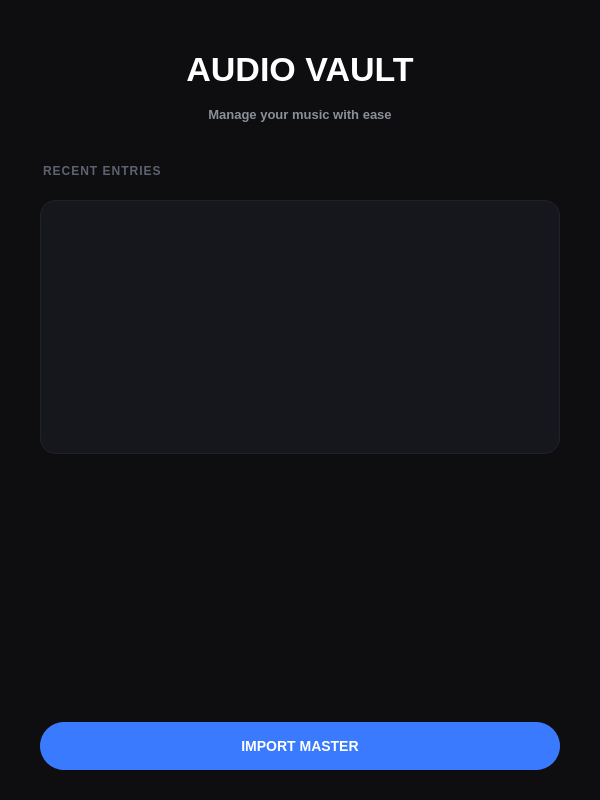
Above: src/audio_vault/ui/view/main_window.ui from ohSystemmm/audio-vault before the change. Below: the same form after it.
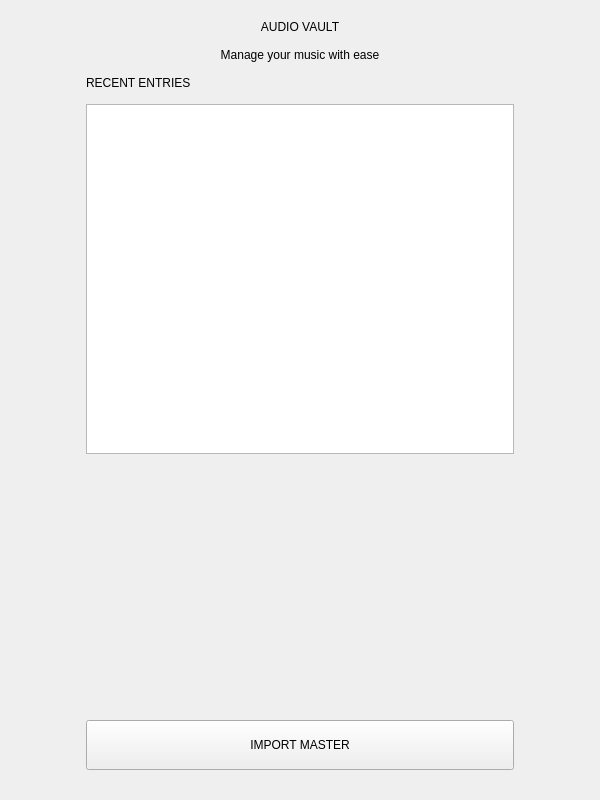
That is the form after the change.

Commit message: Responsive UI, Outsourced CSS

The edit to the form file:
```diff
--- a/src/audio_vault/ui/view/main_window.ui
+++ b/src/audio_vault/ui/view/main_window.ui
@@ -21,126 +21,44 @@
   <property name="windowTitle">
    <string>Audio Vault</string>
   </property>
-
-  <property name="styleSheet">
-   <string notr="true">
-
-/* ================= MAIN WINDOW ================= */
-QMainWindow {
-    background-color: #0E0E11;
-}
-
-QWidget {
-    font-family: "Segoe UI";
-}
-
-/* ================= TITLE ================= */
-#lb_title {
-    font-size: 34px;
-    font-weight: 800;
-    color: #FFFFFF;
-    margin-top: 30px;
-    margin-bottom: 4px;
-}
-
-/* ================= SUBTITLE ================= */
-#lb_subtitle {
-    font-size: 13px;
-    font-weight: 500;
-    color: #8A8F98;
-    margin-bottom: 28px;
-}
-
-/* ================= SECTION LABEL ================= */
-#lb_recent {
-    font-size: 12px;
-    font-weight: 600;
-    color: #5C6270;
-    letter-spacing: 1px;
-    margin-bottom: 8px;
-}
-
-/* ================= LIST ================= */
-#listWidget {
-    background-color: #15171C;
-    border: 1px solid #1F222A;
-    border-radius: 16px;
-    padding: 8px;
-    color: #C8CCD4;
-    outline: none;
-}
-
-#listWidget::item {
-    padding: 16px;
-    border-radius: 10px;
-}
-
-#listWidget::item:hover {
-    background-color: #1D2128;
-}
-
-#listWidget::item:selected {
-    background-color: #3A7AFE;
-    color: white;
-}
-
-/* ================= SCROLLBAR ================= */
-QScrollBar:vertical {
-    background: transparent;
-    width: 6px;
-    margin: 6px 0 6px 0;
-}
-
-QScrollBar::handle:vertical {
-    background: #2A2E36;
-    border-radius: 3px;
-}
-
-QScrollBar::add-line:vertical,
-QScrollBar::sub-line:vertical {
-    height: 0px;
-}
-
-/* ================= BUTTON ================= */
-#btn_import {
-    background-color: #3A7AFE;
-    color: white;
-    border-radius: 24px;
-    padding: 16px;
-    font-size: 14px;
-    font-weight: 700;
-}
-
-#btn_import:hover {
-    background-color: #5B8CFF;
-}
-
-#btn_import:pressed {
-    background-color: #2F66E0;
-}
-
-   </string>
-  </property>
-
   <widget class="QWidget" name="centralwidget">
-   <layout class="QVBoxLayout" name="mainLayout">
-    <property name="spacing">
-     <number>14</number>
-    </property>
+   <property name="enabled">
+    <bool>true</bool>
+   </property>
+   <layout class="QHBoxLayout" name="mainHLayout" stretch="1,5,1">
     <property name="leftMargin">
-     <number>40</number>
+     <number>0</number>
     </property>
     <property name="topMargin">
      <number>20</number>
     </property>
     <property name="rightMargin">
-     <number>40</number>
+     <number>0</number>
     </property>
     <property name="bottomMargin">
      <number>30</number>
     </property>
-
-    <!-- TITLE -->
+    
+    <item>
+     <spacer name="horizontalSpacer_left">
+      <property name="orientation">
+       <enum>Qt::Horizontal</enum>
+      </property>
+      <property name="sizeHint" stdset="0">
+       <size>
+        <width>40</width>
+        <height>20</height>
+       </size>
+      </property>
+     </spacer>
+    </item>
+    
+    <item>
+     <layout class="QVBoxLayout" name="centerVLayout">
+      <property name="spacing">
+       <number>14</number>
+      </property>
+      
     <item>
      <widget class="QLabel" name="lb_title">
       <property name="text">
@@ -151,8 +69,7 @@
       </property>
      </widget>
     </item>
-
-    <!-- SUBTITLE -->
+      
     <item>
      <widget class="QLabel" name="lb_subtitle">
       <property name="text">
@@ -163,8 +80,7 @@
       </property>
      </widget>
     </item>
-
-    <!-- SECTION LABEL -->
+      
     <item>
      <widget class="QLabel" name="lb_recent">
       <property name="text">
@@ -172,17 +88,18 @@
       </property>
      </widget>
     </item>
-
-    <!-- LIST -->
+      
     <item>
      <widget class="QListWidget" name="listWidget">
-      <property name="minimumHeight">
-       <number>350</number>
+        <property name="minimumSize">
+         <size>
+          <width>350</width>
+          <height>350</height>
+         </size>
       </property>
      </widget>
     </item>
-
-    <!-- SPACER -->
+      
     <item>
      <spacer name="verticalSpacer">
       <property name="orientation">
@@ -196,10 +113,15 @@
       </property>
      </spacer>
     </item>
-
-    <!-- BUTTON -->
+      
     <item>
      <widget class="QPushButton" name="btn_import">
+        <property name="minimumSize">
+         <size>
+          <width>350</width>
+          <height>50</height>
+         </size>
+        </property>
       <property name="cursor">
        <cursorShape>PointingHandCursor</cursorShape>
       </property>
@@ -208,7 +130,24 @@
       </property>
      </widget>
     </item>
-
+      
+     </layout>
+    </item>
+    
+    <item>
+     <spacer name="horizontalSpacer_right">
+      <property name="orientation">
+       <enum>Qt::Horizontal</enum>
+      </property>
+      <property name="sizeHint" stdset="0">
+       <size>
+        <width>40</width>
+        <height>20</height>
+       </size>
+      </property>
+     </spacer>
+    </item>
+    
    </layout>
   </widget>
  </widget>
```
Left out of the diff: 2 changed lines with no effect on the pictures. Lines whose indentation alone changed are shown as unchanged. The commit also changes 2 other files.
